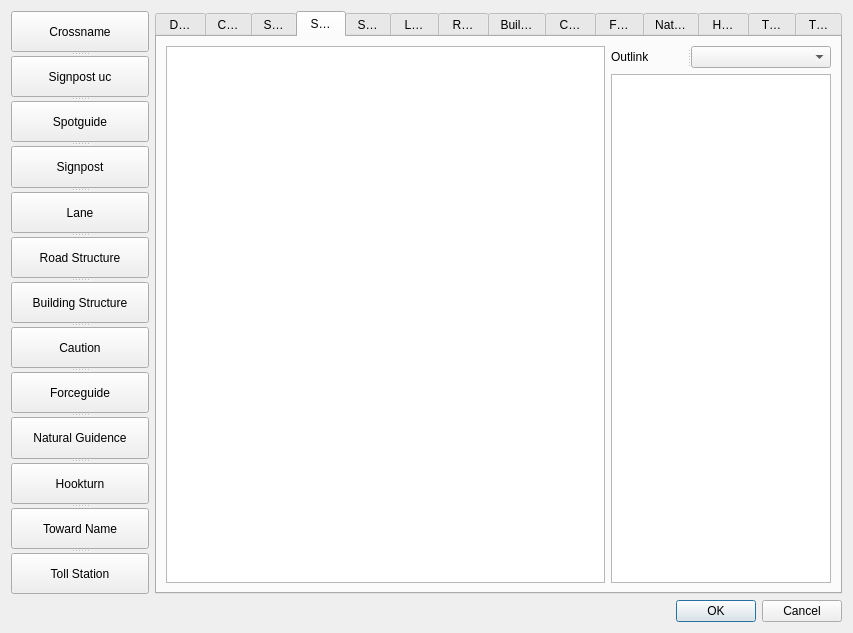
First picture: the form in Suntec/QgisPyPlugin/RdbViewer/GuideDlgDesign.ui, repository 15831944/tphProjects, before the edit.
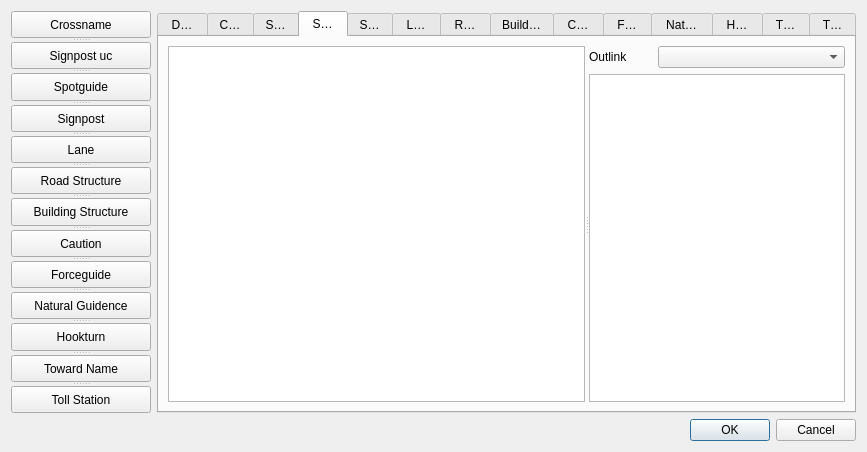
Second picture: the form after the edit.

Diff of the .ui file:
```diff
--- a/Suntec/QgisPyPlugin/RdbViewer/GuideDlgDesign.ui
+++ b/Suntec/QgisPyPlugin/RdbViewer/GuideDlgDesign.ui
@@ -6,8 +6,8 @@
    <rect>
     <x>0</x>
     <y>0</y>
-    <width>853</width>
-    <height>633</height>
+    <width>867</width>
+    <height>452</height>
    </rect>
   </property>
   <property name="windowTitle">
@@ -161,15 +161,25 @@
       <attribute name="title">
        <string>Spotguide</string>
       </attribute>
-      <layout class="QGridLayout" name="gridLayout_3" columnstretch="2,1">
-       <item row="0" column="0" rowspan="2">
-        <widget class="QGraphicsView" name="graphicsViewSpotguide"/>
-       </item>
-       <item row="0" column="1">
+      <layout class="QGridLayout" name="gridLayout_2">
+       <item row="0" column="0">
         <widget class="QSplitter" name="splitter_3">
          <property name="orientation">
           <enum>Qt::Horizontal</enum>
          </property>
+         <widget class="QGraphicsView" name="graphicsViewSpotguide">
+          <property name="sizePolicy">
+           <sizepolicy hsizetype="Expanding" vsizetype="Expanding">
+            <horstretch>3</horstretch>
+            <verstretch>0</verstretch>
+           </sizepolicy>
+          </property>
+         </widget>
+         <widget class="QWidget" name="layoutWidget">
+          <layout class="QVBoxLayout" name="verticalLayout">
+           <item>
+            <layout class="QHBoxLayout" name="horizontalLayout" stretch="1,3">
+             <item>
          <widget class="QLabel" name="label">
           <property name="text">
            <string>Outlink</string>
@@ -178,11 +188,20 @@
            <number>-1</number>
           </property>
          </widget>
+             </item>
+             <item>
          <widget class="QComboBox" name="comboBoxSpotguideOutlinkid"/>
-        </widget>
-       </item>
-       <item row="1" column="1">
+             </item>
+            </layout>
+           </item>
+           <item>
         <widget class="QTextEdit" name="textEditSpotguideInfo">
+             <property name="sizePolicy">
+              <sizepolicy hsizetype="Expanding" vsizetype="Expanding">
+               <horstretch>0</horstretch>
+               <verstretch>0</verstretch>
+              </sizepolicy>
+             </property>
          <property name="readOnly">
           <bool>true</bool>
          </property>
@@ -190,6 +209,10 @@
        </item>
       </layout>
      </widget>
+        </widget>
+       </item>
+      </layout>
+     </widget>
      <widget class="QWidget" name="tabSignpost">
       <attribute name="title">
        <string>Signpost</string>
```
Left out of the diff: 3 changed lines with no effect on the pictures. Lines whose indentation alone changed are shown as unchanged.
